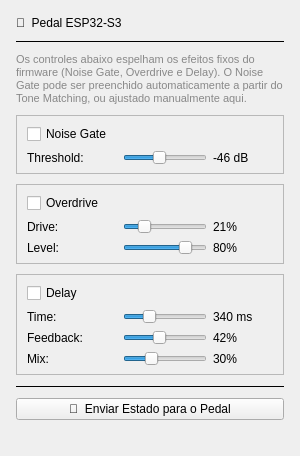
broken-usb/uninstrumephy, file gui/tab_hardware.ui: the form before one commit.
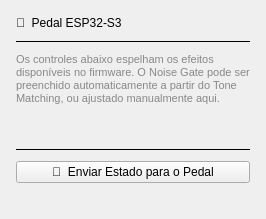
The form after the commit.

Commit message: Modificado a maneira como são exibidos e carregados os efeitos.

Patch:
```diff
--- a/gui/tab_hardware.ui
+++ b/gui/tab_hardware.ui
@@ -38,7 +38,7 @@
    <item>
     <widget class="QLabel" name="lbl_hardware_hint">
      <property name="text">
-      <string>Os controles abaixo espelham os efeitos fixos do firmware (Noise Gate, Overdrive e Delay). O Noise Gate pode ser preenchido automaticamente a partir do Tone Matching, ou ajustado manualmente aqui.</string>
+      <string>Os controles abaixo espelham os efeitos disponíveis no firmware. O Noise Gate pode ser preenchido automaticamente a partir do Tone Matching, ou ajustado manualmente aqui.</string>
      </property>
      <property name="wordWrap">
       <bool>true</bool>
@@ -50,395 +50,36 @@
    </item>
 
    <item>
-    <widget class="QFrame" name="frameGate">
-     <property name="frameShape">
-      <enum>QFrame::Shape::StyledPanel</enum>
+    <widget class="QLabel" name="lbl_gate_source">
+     <property name="text">
+      <string></string>
      </property>
-     <layout class="QVBoxLayout" name="gateLayout">
-      <property name="leftMargin">
-       <number>10</number>
-      </property>
-      <property name="topMargin">
-       <number>8</number>
-      </property>
-      <property name="rightMargin">
-       <number>10</number>
-      </property>
-      <property name="bottomMargin">
-       <number>8</number>
-      </property>
-      <item>
-       <layout class="QHBoxLayout" name="gateHeaderLayout">
-        <item>
-         <widget class="QCheckBox" name="check_gate_active">
-          <property name="text">
-           <string>Noise Gate</string>
-          </property>
-         </widget>
-        </item>
-        <item>
-         <spacer name="gateHeaderSpacer">
-          <property name="orientation">
-           <enum>Qt::Orientation::Horizontal</enum>
-          </property>
-          <property name="sizeHint" stdset="0">
-           <size>
-            <width>40</width>
-            <height>20</height>
-           </size>
-          </property>
-         </spacer>
-        </item>
-        <item>
-         <widget class="QLabel" name="lbl_gate_source">
-          <property name="text">
-           <string></string>
-          </property>
-          <property name="styleSheet">
-           <string notr="true">color: #888; font-size: 11px;</string>
-          </property>
-         </widget>
-        </item>
-       </layout>
-      </item>
-      <item>
-       <layout class="QHBoxLayout" name="gateThresholdLayout">
-        <item>
-         <widget class="QLabel" name="lbl_gate_threshold_name">
-          <property name="text">
-           <string>Threshold:</string>
-          </property>
-          <property name="minimumSize">
-           <size>
-            <width>90</width>
-            <height>0</height>
-           </size>
-          </property>
-         </widget>
-        </item>
-        <item>
-         <widget class="QSlider" name="slider_gate_threshold">
-          <property name="minimum">
-           <number>-80</number>
-          </property>
-          <property name="maximum">
-           <number>0</number>
-          </property>
-          <property name="value">
-           <number>-46</number>
-          </property>
-          <property name="orientation">
-           <enum>Qt::Orientation::Horizontal</enum>
-          </property>
-         </widget>
-        </item>
-        <item>
-         <widget class="QLabel" name="lbl_gate_threshold_value">
-          <property name="text">
-           <string>-46 dB</string>
-          </property>
-          <property name="minimumSize">
-           <size>
-            <width>60</width>
-            <height>0</height>
-           </size>
-          </property>
-         </widget>
-        </item>
-       </layout>
-      </item>
-     </layout>
+     <property name="styleSheet">
+      <string notr="true">color: #888; font-size: 11px;</string>
+     </property>
     </widget>
    </item>
-
    <item>
-    <widget class="QFrame" name="frameOverdrive">
-     <property name="frameShape">
-      <enum>QFrame::Shape::StyledPanel</enum>
-     </property>
-     <layout class="QVBoxLayout" name="overdriveLayout">
-      <property name="leftMargin">
+    <widget class="QWidget" name="containerEffects" native="true">
+     <layout class="QVBoxLayout" name="effectsContainerLayout">
+      <property name="spacing">
        <number>10</number>
       </property>
-      <property name="topMargin">
-       <number>8</number>
-      </property>
-      <property name="rightMargin">
-       <number>10</number>
-      </property>
-      <property name="bottomMargin">
-       <number>8</number>
-      </property>
-      <item>
-       <widget class="QCheckBox" name="check_dist_active">
-        <property name="text">
-         <string>Overdrive</string>
-        </property>
-       </widget>
-      </item>
-      <item>
-       <layout class="QHBoxLayout" name="distDriveLayout">
-        <item>
-         <widget class="QLabel" name="lbl_dist_drive_name">
-          <property name="text">
-           <string>Drive:</string>
-          </property>
-          <property name="minimumSize">
-           <size>
-            <width>90</width>
-            <height>0</height>
-           </size>
-          </property>
-         </widget>
-        </item>
-        <item>
-         <widget class="QSlider" name="slider_dist_drive">
-          <property name="minimum">
-           <number>0</number>
-          </property>
-          <property name="maximum">
-           <number>100</number>
-          </property>
-          <property name="value">
-           <number>21</number>
-          </property>
-          <property name="orientation">
-           <enum>Qt::Orientation::Horizontal</enum>
-          </property>
-         </widget>
-        </item>
-        <item>
-         <widget class="QLabel" name="lbl_dist_drive_value">
-          <property name="text">
-           <string>21%</string>
-          </property>
-          <property name="minimumSize">
-           <size>
-            <width>60</width>
-            <height>0</height>
-           </size>
-          </property>
-         </widget>
-        </item>
-       </layout>
-      </item>
-      <item>
-       <layout class="QHBoxLayout" name="distLevelLayout">
-        <item>
-         <widget class="QLabel" name="lbl_dist_level_name">
-          <property name="text">
-           <string>Level:</string>
-          </property>
-          <property name="minimumSize">
-           <size>
-            <width>90</width>
-            <height>0</height>
-           </size>
-          </property>
-         </widget>
-        </item>
-        <item>
-         <widget class="QSlider" name="slider_dist_level">
-          <property name="minimum">
-           <number>0</number>
-          </property>
-          <property name="maximum">
-           <number>100</number>
-          </property>
-          <property name="value">
-           <number>80</number>
-          </property>
-          <property name="orientation">
-           <enum>Qt::Orientation::Horizontal</enum>
-          </property>
-         </widget>
-        </item>
-        <item>
-         <widget class="QLabel" name="lbl_dist_level_value">
-          <property name="text">
-           <string>80%</string>
-          </property>
-          <property name="minimumSize">
-           <size>
-            <width>60</width>
-            <height>0</height>
-           </size>
-          </property>
-         </widget>
-        </item>
-       </layout>
-      </item>
-     </layout>
-    </widget>
-   </item>
-
-   <item>
-    <widget class="QFrame" name="frameDelay">
-     <property name="frameShape">
-      <enum>QFrame::Shape::StyledPanel</enum>
-     </property>
-     <layout class="QVBoxLayout" name="delayLayout">
       <property name="leftMargin">
-       <number>10</number>
+       <number>0</number>
       </property>
       <property name="topMargin">
-       <number>8</number>
+       <number>0</number>
       </property>
       <property name="rightMargin">
-       <number>10</number>
+       <number>0</number>
       </property>
       <property name="bottomMargin">
-       <number>8</number>
+       <number>0</number>
       </property>
-      <item>
-       <widget class="QCheckBox" name="check_delay_active">
-        <property name="text">
-         <string>Delay</string>
-        </property>
-       </widget>
-      </item>
-      <item>
-       <layout class="QHBoxLayout" name="delayTimeLayout">
-        <item>
-         <widget class="QLabel" name="lbl_delay_time_name">
-          <property name="text">
-           <string>Time:</string>
-          </property>
-          <property name="minimumSize">
-           <size>
-            <width>90</width>
-            <height>0</height>
-           </size>
-          </property>
-         </widget>
-        </item>
-        <item>
-         <widget class="QSlider" name="slider_delay_time">
-          <property name="minimum">
-           <number>20</number>
-          </property>
-          <property name="maximum">
-           <number>1200</number>
-          </property>
-          <property name="value">
-           <number>340</number>
-          </property>
-          <property name="orientation">
-           <enum>Qt::Orientation::Horizontal</enum>
-          </property>
-         </widget>
-        </item>
-        <item>
-         <widget class="QLabel" name="lbl_delay_time_value">
-          <property name="text">
-           <string>340 ms</string>
-          </property>
-          <property name="minimumSize">
-           <size>
-            <width>60</width>
-            <height>0</height>
-           </size>
-          </property>
-         </widget>
-        </item>
-       </layout>
-      </item>
-      <item>
-       <layout class="QHBoxLayout" name="delayFeedbackLayout">
-        <item>
-         <widget class="QLabel" name="lbl_delay_feedback_name">
-          <property name="text">
-           <string>Feedback:</string>
-          </property>
-          <property name="minimumSize">
-           <size>
-            <width>90</width>
-            <height>0</height>
-           </size>
-          </property>
-         </widget>
-        </item>
-        <item>
-         <widget class="QSlider" name="slider_delay_feedback">
-          <property name="minimum">
-           <number>0</number>
-          </property>
-          <property name="maximum">
-           <number>100</number>
-          </property>
-          <property name="value">
-           <number>42</number>
-          </property>
-          <property name="orientation">
-           <enum>Qt::Orientation::Horizontal</enum>
-          </property>
-         </widget>
-        </item>
-        <item>
-         <widget class="QLabel" name="lbl_delay_feedback_value">
-          <property name="text">
-           <string>42%</string>
-          </property>
-          <property name="minimumSize">
-           <size>
-            <width>60</width>
-            <height>0</height>
-           </size>
-          </property>
-         </widget>
-        </item>
-       </layout>
-      </item>
-      <item>
-       <layout class="QHBoxLayout" name="delayMixLayout">
-        <item>
-         <widget class="QLabel" name="lbl_delay_mix_name">
-          <property name="text">
-           <string>Mix:</string>
-          </property>
-          <property name="minimumSize">
-           <size>
-            <width>90</width>
-            <height>0</height>
-           </size>
-          </property>
-         </widget>
-        </item>
-        <item>
-         <widget class="QSlider" name="slider_delay_mix">
-          <property name="minimum">
-           <number>0</number>
-          </property>
-          <property name="maximum">
-           <number>100</number>
-          </property>
-          <property name="value">
-           <number>30</number>
-          </property>
-          <property name="orientation">
-           <enum>Qt::Orientation::Horizontal</enum>
-          </property>
-         </widget>
-        </item>
-        <item>
-         <widget class="QLabel" name="lbl_delay_mix_value">
-          <property name="text">
-           <string>30%</string>
-          </property>
-          <property name="minimumSize">
-           <size>
-            <width>60</width>
-            <height>0</height>
-           </size>
-          </property>
-         </widget>
-        </item>
-       </layout>
-      </item>
      </layout>
     </widget>
    </item>
-
    <item>
     <widget class="QFrame" name="lineSepHardwareBottom">
      <property name="frameShape">
```
Left out of the diff: 1 changed line with no effect on the pictures. The commit also changes 4 other files.
